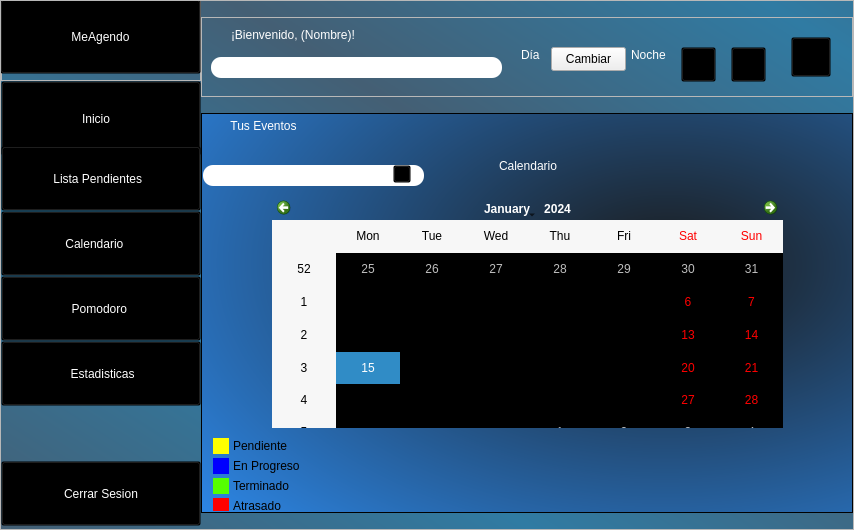
The window that UI/Plantilla_pantalla_principal.ui (Gabtz879/MeAgendo) describes before a commit, drawn with Qt 5.
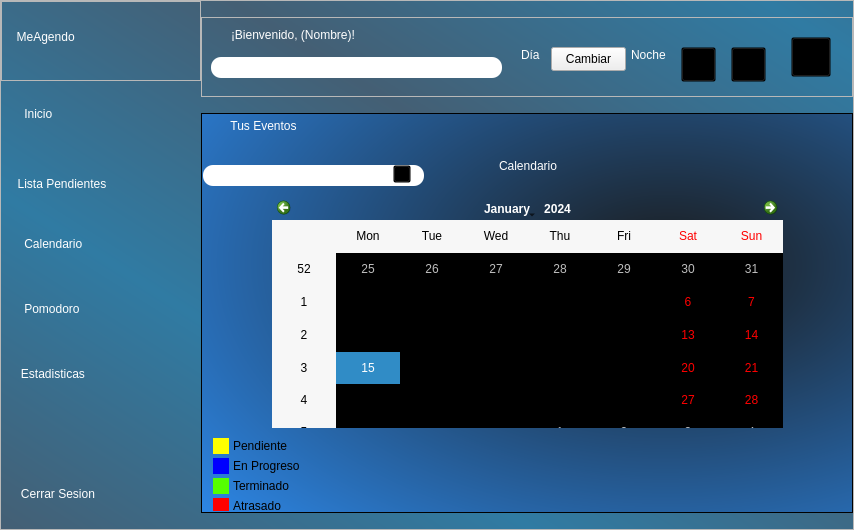
The same window after the commit. The open tabs and pages were chosen to show the change. Icons and pictures are not drawn.

Patch:
```diff
--- a/UI/Plantilla_pantalla_principal.ui
+++ b/UI/Plantilla_pantalla_principal.ui
@@ -175,13 +175,20 @@
                  <cursorShape>PointingHandCursor</cursorShape>
                 </property>
                 <property name="styleSheet">
-                 <string notr="true">font: 700 14pt &quot;Cascadia Code&quot;;
+                 <string notr="true">QPushButton{
+border:none;
+background: transparent;
+padding: 10px;
+text-align:left;
+font: 700 13pt &quot;Cascadia Code&quot;;
 color: rgb(255, 255, 255);
-background-color: transparent;
-</string>
+}
+QPushButton:hover{
+	background-color: rgb(43, 75, 93);
+}</string>
                 </property>
                 <property name="text">
-                 <string>   MeAgendo   </string>
+                 <string>  MeAgendo</string>
                 </property>
                 <property name="icon">
                  <iconset resource="test.qrc">
@@ -231,13 +238,13 @@
                   <x>0</x>
                   <y>0</y>
                   <width>200</width>
-                  <height>75</height>
+                  <height>65</height>
                  </rect>
                 </property>
                 <property name="minimumSize">
                  <size>
                   <width>1</width>
-                  <height>75</height>
+                  <height>65</height>
                  </size>
                 </property>
                 <property name="maximumSize">
@@ -250,12 +257,20 @@
                  <cursorShape>PointingHandCursor</cursorShape>
                 </property>
                 <property name="styleSheet">
-                 <string notr="true">font: 700 10pt &quot;Cascadia Code&quot;;
+                 <string notr="true">QPushButton{
+border:none;
+background: transparent;
+padding: 10px;
+text-align:left;
+font: 700 10pt &quot;Cascadia Code&quot;;
 color: rgb(255, 255, 255);
-background-color: transparent;</string>
+}
+QPushButton:hover{
+	background-color: rgb(43, 75, 93);
+}</string>
                 </property>
                 <property name="text">
-                 <string>     Inicio        </string>
+                 <string>    Inicio        </string>
                 </property>
                 <property name="icon">
                  <iconset resource="test.qrc">
@@ -272,7 +287,7 @@
                 <property name="geometry">
                  <rect>
                   <x>0</x>
-                  <y>65</y>
+                  <y>70</y>
                   <width>200</width>
                   <height>65</height>
                  </rect>
@@ -293,12 +308,20 @@
                  <cursorShape>PointingHandCursor</cursorShape>
                 </property>
                 <property name="styleSheet">
-                 <string notr="true">font: 700 9pt &quot;Cascadia Code&quot;;
-color: rgb(255, 255, 255);background-color: transparent;
-</string>
+                 <string notr="true">QPushButton{
+border:none;
+background: transparent;
+padding: 10px;
+text-align:left;
+font: 700 10pt &quot;Cascadia Code&quot;;
+color: rgb(255, 255, 255);
+}
+QPushButton:hover{
+	background-color: rgb(43, 75, 93);
+}</string>
                 </property>
                 <property name="text">
-                 <string>  Lista Pendientes    </string>
+                 <string>  Lista Pendientes  </string>
                 </property>
                 <property name="icon">
                  <iconset resource="test.qrc">
@@ -336,13 +359,20 @@
                  <cursorShape>PointingHandCursor</cursorShape>
                 </property>
                 <property name="styleSheet">
-                 <string notr="true">font: 700 10pt &quot;Cascadia Code&quot;;
+                 <string notr="true">QPushButton{
+border:none;
+background: transparent;
+padding: 10px;
+text-align:left;
+font: 700 10pt &quot;Cascadia Code&quot;;
 color: rgb(255, 255, 255);
-background-color: transparent;
-</string>
+}
+QPushButton:hover{
+	background-color: rgb(43, 75, 93);
+}</string>
                 </property>
                 <property name="text">
-                 <string>     Pomodoro      </string>
+                 <string>    Pomodoro      </string>
                 </property>
                 <property name="icon">
                  <iconset resource="test.qrc">
@@ -386,13 +416,20 @@
                  <cursorShape>PointingHandCursor</cursorShape>
                 </property>
                 <property name="styleSheet">
-                 <string notr="true">font: 700 10pt &quot;Cascadia Code&quot;;
+                 <string notr="true">QPushButton{
+border:none;
+background: transparent;
+padding: 10px;
+text-align:left;
+font: 700 10pt &quot;Cascadia Code&quot;;
 color: rgb(255, 255, 255);
-background-color: transparent;
-</string>
+}
+QPushButton:hover{
+	background-color: rgb(43, 75, 93);
+}</string>
                 </property>
                 <property name="text">
-                 <string>  Calendario      </string>
+                 <string>    Calendario      </string>
                 </property>
                 <property name="icon">
                  <iconset resource="test.qrc">
@@ -400,8 +437,8 @@
                 </property>
                 <property name="iconSize">
                  <size>
-                  <width>50</width>
-                  <height>50</height>
+                  <width>30</width>
+                  <height>30</height>
                  </size>
                 </property>
                </widget>
@@ -436,10 +473,17 @@
                  <cursorShape>PointingHandCursor</cursorShape>
                 </property>
                 <property name="styleSheet">
-                 <string notr="true">font: 700 10pt &quot;Cascadia Code&quot;;
+                 <string notr="true">QPushButton{
+border:none;
+background: transparent;
+padding: 10px;
+text-align:left;
+font: 700 10pt &quot;Cascadia Code&quot;;
 color: rgb(255, 255, 255);
-background-color: transparent;
-</string>
+}
+QPushButton:hover{
+	background-color: rgb(43, 75, 93);
+}</string>
                 </property>
                 <property name="text">
                  <string>   Cerrar Sesion   </string>
@@ -480,13 +524,20 @@
                  <cursorShape>PointingHandCursor</cursorShape>
                 </property>
                 <property name="styleSheet">
-                 <string notr="true">font: 700 10pt &quot;Cascadia Code&quot;;
+                 <string notr="true">QPushButton{
+border:none;
+background: transparent;
+padding: 10px;
+text-align:left;
+font: 700 10pt &quot;Cascadia Code&quot;;
 color: rgb(255, 255, 255);
-background-color: transparent;
-</string>
+}
+QPushButton:hover{
+	background-color: rgb(43, 75, 93);
+}</string>
                 </property>
                 <property name="text">
-                 <string>    Estadisticas   </string>
+                 <string>   Estadisticas   </string>
                 </property>
                 <property name="icon">
                  <iconset resource="test.qrc">
```
Left out of the diff: 80 changed lines with no effect on the pictures.
